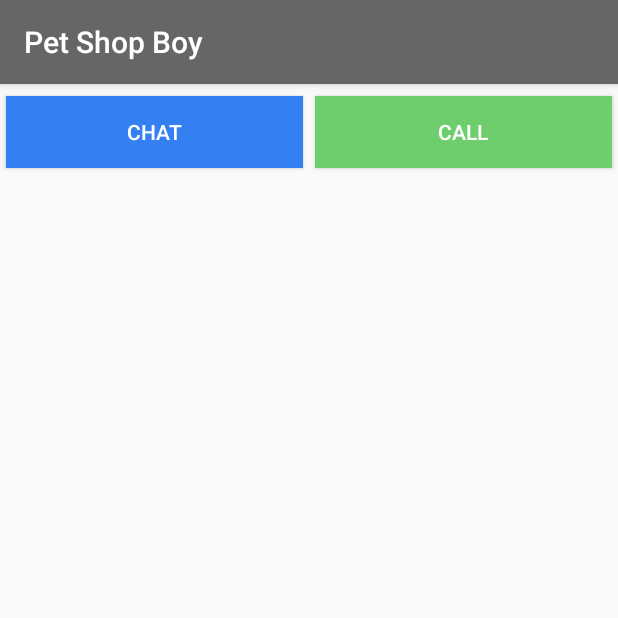
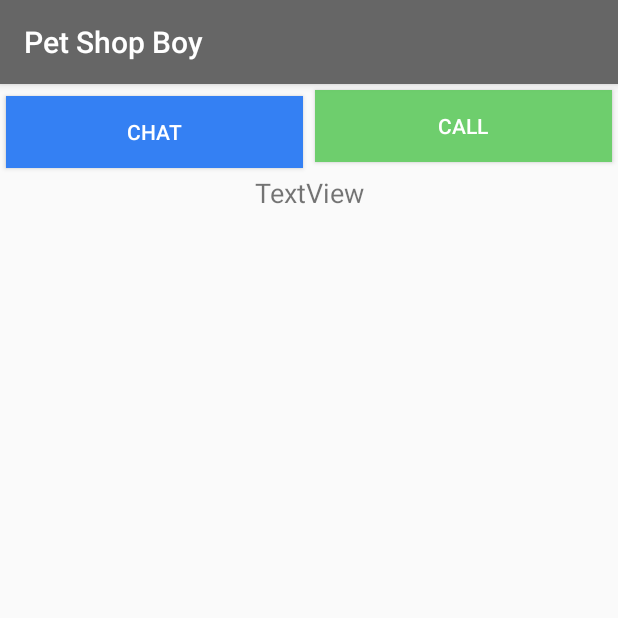
Before and after one commit to simonsso/Pet-Shop-Boy, an Android app: the screen it shows after launch (MainActivity), on a phone screen of 412 x 824 dp, the top half of it. Run offline under Robolectric (Android 15) with nearby library versions, the phone set to English and light mode, and no system bars.

```diff
--- a/app/src/main/res/layout/activity_main.xml
+++ b/app/src/main/res/layout/activity_main.xml
@@ -26,8 +26,7 @@
         android:layout_width="0dp"
         android:layout_height="wrap_content"
         android:layout_marginStart="4dp"
-        android:layout_marginTop="8dp"
-
+        android:layout_marginTop="4dp"
         android:layout_marginEnd="4dp"
         android:background="@color/button_green"
         android:text="@string/callme"
@@ -36,4 +35,19 @@
         app:layout_constraintHorizontal_weight="1"
         app:layout_constraintStart_toEndOf="@id/chat_button"
         app:layout_constraintTop_toTopOf="parent" />
+
+    <TextView
+        android:id="@+id/workHours"
+        android:layout_width="0dp"
+        android:layout_height="wrap_content"
+        android:layout_marginStart="4dp"
+        android:layout_marginTop="4dp"
+        android:layout_marginEnd="4dp"
+        android:text="TextView"
+        android:textAlignment="center"
+        android:textSize="18sp"
+        app:layout_constraintEnd_toEndOf="parent"
+        app:layout_constraintStart_toStartOf="parent"
+        app:layout_constraintTop_toBottomOf="@id/chat_button"
+        tools:text="Hours not loaded from config" />
 </androidx.constraintlayout.widget.ConstraintLayout>
```
